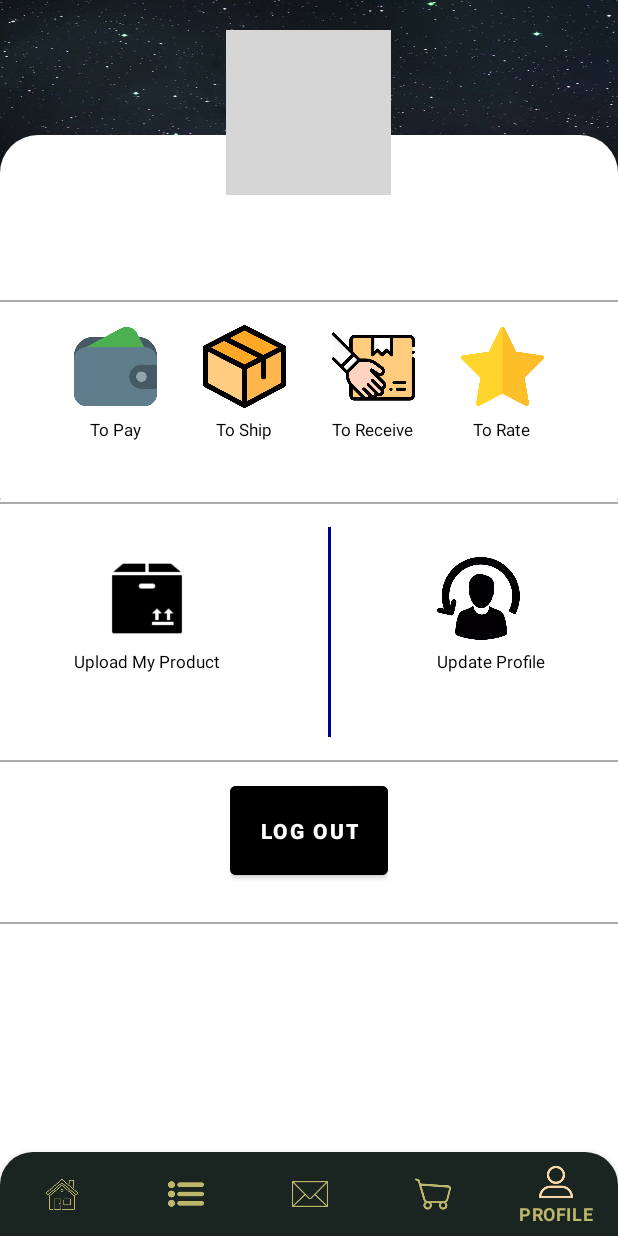
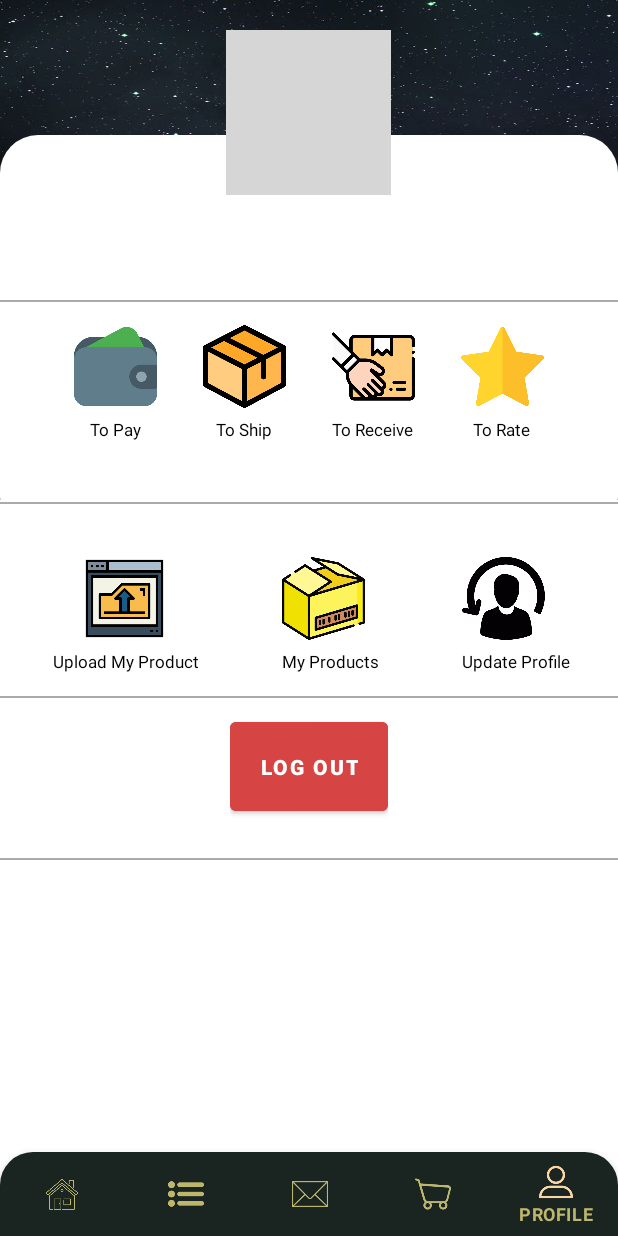
Before and after one commit to Group13ShopForAll/AssignmentNightmare, an Android app: the Profile screen opened directly, with no data from a screen before it, on a phone screen of 412 x 824 dp. Run offline under Robolectric (Android 15) with nearby library versions, the phone set to English and light mode, and no system bars; our stand-ins replace CircleImageView, Firebase (no records; nobody signed in at launch, a user with empty details on screens opened directly), Picasso; 2 statements that could not run were skipped; grey boxes are pictures that could not be loaded.

Commit message:
View My Product (Done)

```diff
--- a/app/src/main/AndroidManifest.xml
+++ b/app/src/main/AndroidManifest.xml
@@ -11,7 +11,8 @@
         android:roundIcon="@mipmap/ic_launcher_round"
         android:supportsRtl="true"
         android:theme="@style/Theme.AssignmentNightmare">
-        <activity android:name=".PersonalInfoActivity"></activity>
+        <activity android:name=".MyProductActivity"></activity>
+        <activity android:name=".PersonalInfoActivity" />
         <activity
             android:name=".DisplayOrder"
             android:exported="true" />
--- a/app/src/main/java/my/edu/utar/assignmentnightmare/Profile.java
+++ b/app/src/main/java/my/edu/utar/assignmentnightmare/Profile.java
@@ -26,7 +26,7 @@ import de.hdodenhof.circleimageview.CircleImageView;
 
 public class Profile extends AppCompatActivity {
 
-    private ImageView btnUploadProduct, btnUpdateProfile;
+    private ImageView btnUploadProduct, btnUpdateProfile, btnMyProduct;
     private CircleImageView civProfileImg;
     private TextView tvProfileName;
     private FirebaseAuth mAuth;
@@ -117,14 +117,27 @@ public class Profile extends AppCompatActivity {
             }
         });
 
+        btnMyProduct = (ImageView) findViewById(R.id.btnMyProduct);
+        btnMyProduct.setOnClickListener(new View.OnClickListener() {
+            @Override
+            public void onClick(View v) {
+                sendToMyProductPage();
+            }
+        });
+
         btnLogout = (Button) findViewById(R.id.btnLogout);
         btnLogout.setOnClickListener(new View.OnClickListener() {
             @Override
             public void onClick(View v) {
-                startActivity(new Intent(Profile.this, LoginPage.class));
+                finish();
+                sendToLoginPage();
             }
         });
 
+    }
+
+    private void sendToMyProductPage() {
+        startActivity(new Intent(Profile.this, MyProductActivity.class));
     }
 
     private void sendToUpdateProfileActivity() {
@@ -134,5 +147,7 @@ public class Profile extends AppCompatActivity {
     private void sendToUploadActivity() {
         startActivity(new Intent(Profile.this,UploadActivity.class));
     }
-
+    private void sendToLoginPage() {
+        startActivity(new Intent(Profile.this, LoginPage.class));
+    }
 }
--- a/app/src/main/res/layout/activity_profile.xml
+++ b/app/src/main/res/layout/activity_profile.xml
@@ -15,8 +15,6 @@
         <RelativeLayout
             android:layout_width="match_parent"
             android:layout_height="match_parent">
-
-
 
 
     <TextView
@@ -185,7 +183,7 @@
 
     <GridLayout
         android:id="@+id/grid3"
-        android:layout_width="wrap_content"
+        android:layout_width="match_parent"
         android:layout_height="wrap_content"
         android:layout_centerHorizontal="true"
         android:layout_marginLeft="20dp"
@@ -206,8 +204,9 @@
 
             <ImageView
                 android:id="@+id/buttonUploadProduct"
-                android:layout_width="wrap_content"
+                android:layout_width="25pt"
                 android:layout_height="25pt"
+                android:layout_marginLeft="20dp"
                 app:srcCompat="@drawable/upload_product_icon" />
 
             <TextView
@@ -224,7 +223,7 @@
         </RelativeLayout>
 
 
-        <RelativeLayout
+        <!--<RelativeLayout
             android:layout_width="wrap_content"
             android:layout_height="wrap_content"
             android:orientation="vertical"
@@ -237,15 +236,38 @@
                 android:layout_height="140dp"
                 android:layout_centerHorizontal="true"
                 android:background="#00008B" />
+        </RelativeLayout>-->
+        <RelativeLayout
+            android:layout_width="wrap_content"
+            android:layout_height="wrap_content"
+            android:orientation="vertical"
+            android:layout_marginTop="35dp"
+            android:layout_marginRight="55dp">
+
+            <ImageView
+                android:id="@+id/btnMyProduct"
+                android:layout_width="25pt"
+                android:layout_height="25pt"
+                android:src="@drawable/my_product_icon"/>
+            <TextView
+                android:layout_width="wrap_content"
+                android:layout_height="wrap_content"
+                android:layout_centerHorizontal="true"
+                android:layout_marginTop="3pt"
+                android:layout_weight="1"
+                android:textColor="@color/black"
+                android:layout_below="@id/btnMyProduct"
+                android:textSize="5pt"
+                android:text="My Products" />
+
         </RelativeLayout>
 
         <RelativeLayout
             android:layout_width="wrap_content"
             android:layout_height="wrap_content"
             android:orientation="vertical"
-            android:layout_marginLeft="55dp"
-            android:layout_margin="15dp"
-            android:layout_marginTop="35dp">
+            android:layout_marginTop="35dp"
+            android:layout_marginRight="55dp">
 
             <ImageView
                 android:id="@+id/buttonUpdateProfile"
@@ -264,6 +286,7 @@
                 android:textSize="5pt"
                 android:text="Update Profile" />
         </RelativeLayout>
+
 
     </GridLayout>
 
@@ -290,7 +313,7 @@
             android:id="@+id/btnLogout"
             android:text="Log Out"
             android:textStyle="bold"
-            android:backgroundTint="@color/black"
+            android:backgroundTint="#D64444"
             android:layout_marginTop="10dp"
             android:padding="20dp"/>
     </GridLayout>
```
Also changed, not shown: app/src/main/java/my/edu/utar/assignmentnightmare/MyProductActivity.java (added, +60 -0 lines), app/src/main/java/my/edu/utar/assignmentnightmare/MyProductAdapter.java (added, +64 -0 lines), app/src/main/res/layout/activity_my_product.xml (added, +97 -0 lines), app/src/main/res/layout/myproducts.xml (added, +116 -0 lines), app/src/main/res/drawable/my_product_icon.png (added), app/src/main/res/drawable/upload_product_icon.png.
